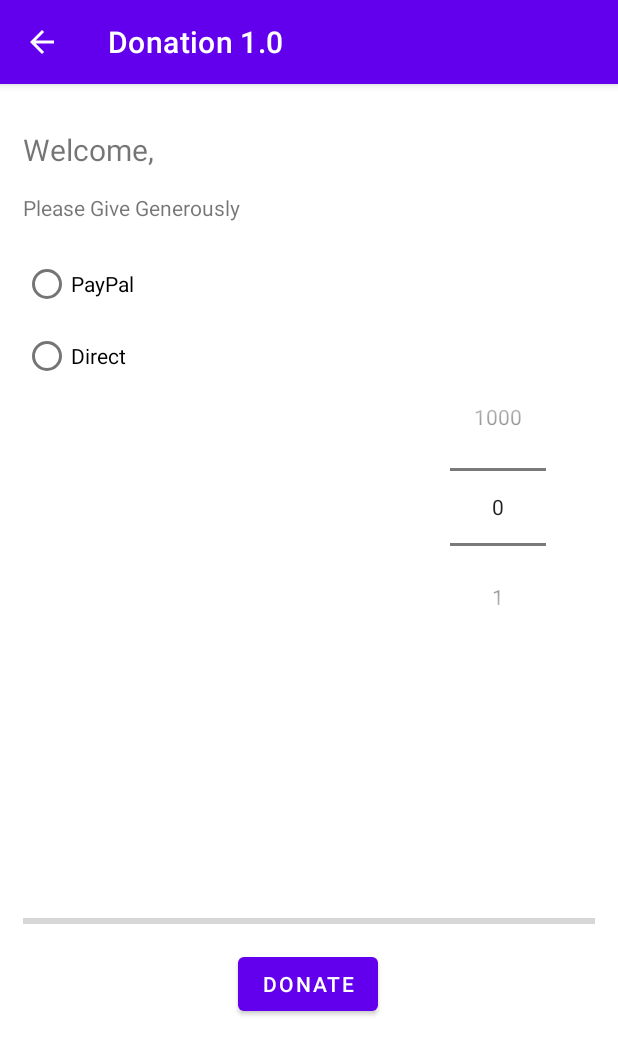
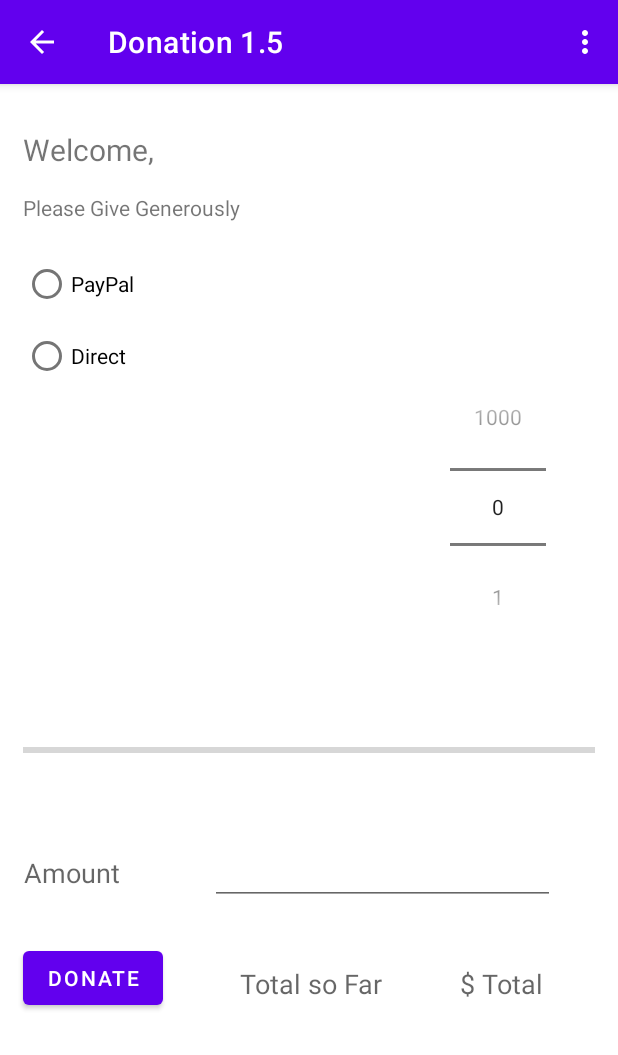
Before and after one commit to ptanh2k/INT3120-Donation, an Android app: the screen it shows after launch (DonateActivity), after a tap on "LOGIN", on a phone screen of 412 x 824 dp. Shown: the top 1055 px of the screen. Run offline under Robolectric (Android 15) with nearby library versions, the phone set to English and light mode, and no system bars.

Commit message:
Add chapter 5: menu: setting and report

```diff
--- a/app/src/main/java/com/example/donation/DonateActivity.java
+++ b/app/src/main/java/com/example/donation/DonateActivity.java
@@ -1,17 +1,21 @@
 package com.example.donation;
 
+import androidx.annotation.NonNull;
 import androidx.appcompat.app.AppCompatActivity;
 
 import android.content.Intent;
 import android.os.Bundle;
-import android.provider.MediaStore;
 import android.util.Log;
+import android.view.Menu;
+import android.view.MenuItem;
 import android.view.View;
 import android.widget.Button;
+import android.widget.EditText;
 import android.widget.NumberPicker;
 import android.widget.ProgressBar;
 import android.widget.RadioGroup;
 import android.widget.TextView;
+import android.widget.Toast;
 
 public class DonateActivity extends AppCompatActivity {
     TextView textView;
@@ -19,8 +23,10 @@ public class DonateActivity extends AppCompatActivity {
     RadioGroup paymentMethod;
     NumberPicker amountPicker;
     ProgressBar progressBar;
+    EditText amountText;
 
     private int totalDonated = 0;
+    private boolean targetAchieved = false;
 
     @Override
     protected void onCreate(Bundle savedInstanceState) {
@@ -53,6 +59,24 @@ public class DonateActivity extends AppCompatActivity {
         });
     }
 
+    @Override
+    public boolean onCreateOptionsMenu(Menu menu) {
+        getMenuInflater().inflate(R.menu.menu_donate, menu);
+        return true;
+    }
+
+    @Override
+    public boolean onOptionsItemSelected(@NonNull MenuItem item) {
+        switch (item.getItemId()) {
+            case R.id.menuReport:
+                Toast toast = Toast.makeText(this, "Report Selected", Toast.LENGTH_SHORT);
+                toast.show();
+                break;
+        }
+
+        return super.onOptionsItemSelected(item);
+    }
+
     public void donateButtonPressed() {
         int amount = amountPicker.getValue();
         int radioId = paymentMethod.getCheckedRadioButtonId();
--- a/app/src/main/res/layout/activity_donate.xml
+++ b/app/src/main/res/layout/activity_donate.xml
@@ -34,10 +34,11 @@
         android:id="@+id/donateButton"
         android:layout_width="wrap_content"
         android:layout_height="wrap_content"
-        android:layout_marginTop="576dp"
+        android:layout_marginStart="15dp"
+        android:layout_marginTop="572dp"
         android:text="@string/donateButton"
         app:layout_constraintEnd_toEndOf="parent"
-        app:layout_constraintHorizontal_bias="0.498"
+        app:layout_constraintHorizontal_bias="0.0"
         app:layout_constraintStart_toStartOf="parent"
         app:layout_constraintTop_toTopOf="parent" />
 
@@ -82,10 +83,68 @@
         android:layout_width="0dp"
         android:layout_height="wrap_content"
         android:layout_marginStart="15dp"
+        android:layout_marginTop="60dp"
         android:layout_marginEnd="15dp"
-        android:layout_marginBottom="10dp"
+        android:layout_marginBottom="116dp"
         app:layout_constraintBottom_toTopOf="@+id/donateButton"
         app:layout_constraintEnd_toEndOf="parent"
-        app:layout_constraintStart_toStartOf="parent" />
+        app:layout_constraintHorizontal_bias="0.0"
+        app:layout_constraintStart_toStartOf="parent"
+        app:layout_constraintTop_toBottomOf="@+id/amountPicker" />
+
+    <TextView
+        android:id="@+id/amount"
+        android:layout_width="wrap_content"
+        android:layout_height="wrap_content"
+        android:layout_above="@+id/donateButton"
+        android:layout_alignParentStart="true"
+        android:layout_marginStart="16dp"
+        android:layout_marginTop="30dp"
+        android:text="@string/amount"
+        android:textAppearance="?android:attr/textAppearanceMedium"
+        app:layout_constraintBottom_toTopOf="@+id/donateButton"
+        app:layout_constraintStart_toStartOf="parent"
+        app:layout_constraintTop_toBottomOf="@+id/progressBar"
+        app:layout_constraintVertical_bias="0.484" />
+
+    <EditText
+        android:id="@+id/paymentAmount"
+        android:layout_width="230dp"
+        android:layout_height="wrap_content"
+        android:layout_alignTop="@+id/amount"
+        android:layout_alignEnd="@+id/progressBar"
+        android:layout_marginStart="60dp"
+        android:layout_marginTop="50dp"
+        android:layout_toEndOf="@+id/donateButton"
+        android:ems="10"
+        android:inputType="number"
+        app:layout_constraintStart_toEndOf="@+id/amount"
+        app:layout_constraintTop_toBottomOf="@+id/progressBar" />
+
+    <TextView
+        android:id="@+id/textView"
+        android:layout_width="wrap_content"
+        android:layout_height="wrap_content"
+        android:layout_alignBottom="@+id/donateButton"
+        android:layout_centerHorizontal="true"
+        android:layout_marginTop="40dp"
+        android:text="@string/total"
+        android:textAppearance="?android:attr/textAppearanceMedium"
+        app:layout_constraintEnd_toStartOf="@+id/totalSoFar"
+        app:layout_constraintStart_toEndOf="@+id/donateButton"
+        app:layout_constraintTop_toBottomOf="@+id/paymentAmount" />
+
+    <TextView
+        android:id="@+id/totalSoFar"
+        android:layout_width="wrap_content"
+        android:layout_height="wrap_content"
+        android:layout_alignTop="@+id/textView"
+        android:layout_alignEnd="@+id/paymentMethod"
+        android:layout_marginTop="40dp"
+        android:layout_marginEnd="50dp"
+        android:text="@string/totalSoFar"
+        android:textAppearance="?android:attr/textAppearanceMedium"
+        app:layout_constraintEnd_toEndOf="parent"
+        app:layout_constraintTop_toBottomOf="@+id/paymentAmount" />
 
 </androidx.constraintlayout.widget.ConstraintLayout>
--- /dev/null
+++ b/app/src/main/res/menu/menu_donate.xml
@@ -0,0 +1,13 @@
+<?xml version="1.0" encoding="utf-8"?>
+<menu xmlns:app="http://schemas.android.com/apk/res-auto"
+    xmlns:android="http://schemas.android.com/apk/res/android"
+    xmlns:tools="http://schemas.android.com/tools" tools:context=".DonateActivity">
+    <item android:id="@+id/action_settings" android:title="@string/action_settings"
+        android:orderInCategory="100"
+        app:showAsAction="never" />
+
+    <item android:id="@+id/menuReport"
+        android:orderInCategory="100"
+        android:title="@string/menuReport"
+        app:showAsAction="never"/>
+</menu>
--- a/app/src/main/res/values/strings.xml
+++ b/app/src/main/res/values/strings.xml
@@ -1,5 +1,6 @@
 <resources>
-    <string name="app_name">Donation 1.0</string>
+    <string name="app_name">Donation 1.5</string>
+    <string name='action_settings'>Settings</string>
     <string name="user_name">Name</string>
     <string name="login_btn">Login</string>
     <string name="welcome">Welcome</string>
@@ -7,4 +8,8 @@
     <string name="donateButton">Donate</string>
     <string name="paypal">PayPal</string>
     <string name="direct">Direct</string>
+    <string name="amount">Amount</string>
+    <string name="total">Total so Far</string>
+    <string name="totalSoFar">$ Total</string>
+    <string name="menuReport">Report</string>
 </resources>
```
